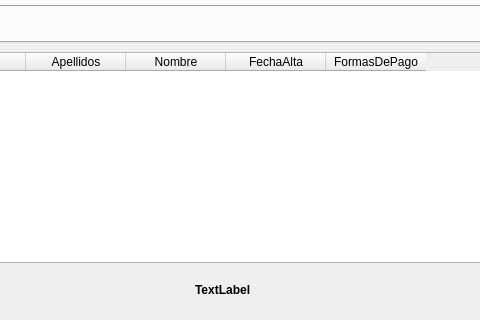
Qt form ventana.ui (AresPunzon/punzongarcia) before a commit; both pictures show x 185 to 665 and y 386 to 706 of the 900 by 706 pixel window.
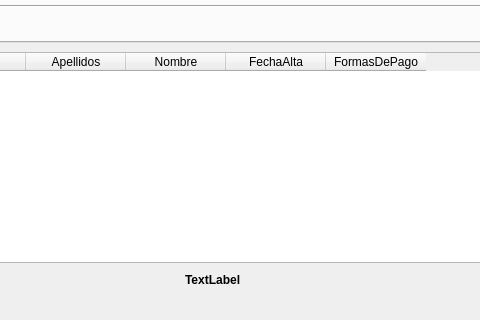
The same form after that commit. Icons and pictures are not drawn.

```diff
--- a/ventana.ui
+++ b/ventana.ui
@@ -672,8 +672,8 @@
    <widget class="QLabel" name="lblFecha">
     <property name="geometry">
      <rect>
-      <x>380</x>
-      <y>620</y>
+      <x>370</x>
+      <y>610</y>
       <width>101</width>
       <height>16</height>
      </rect>
```
Left out of the diff: 20 changed lines with no effect on the pictures.
